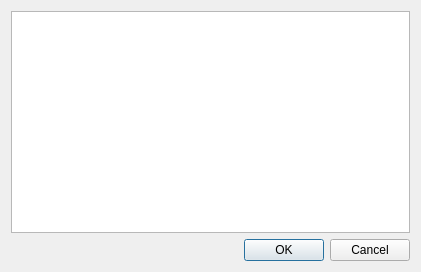
Qt form src/librssguard/gui/dialogs/formaddaccount.ui (martinrotter/rssguard) before a commit.
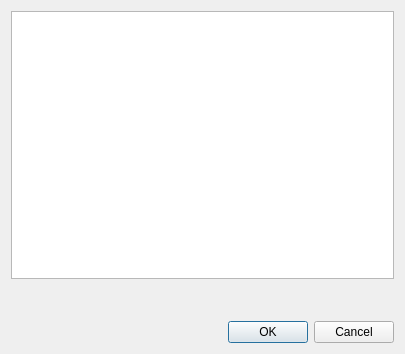
The same form after that commit.

Commit message: better add acc dialog

```diff
--- a/src/librssguard/gui/dialogs/formaddaccount.ui
+++ b/src/librssguard/gui/dialogs/formaddaccount.ui
@@ -6,24 +6,14 @@
    <rect>
     <x>0</x>
     <y>0</y>
-    <width>421</width>
-    <height>272</height>
+    <width>405</width>
+    <height>354</height>
    </rect>
   </property>
   <property name="windowTitle">
    <string>Add new account</string>
   </property>
   <layout class="QFormLayout" name="formLayout_2">
-   <item row="1" column="0" colspan="2">
-    <widget class="QDialogButtonBox" name="m_buttonBox">
-     <property name="orientation">
-      <enum>Qt::Horizontal</enum>
-     </property>
-     <property name="standardButtons">
-      <set>QDialogButtonBox::Cancel|QDialogButtonBox::Ok</set>
-     </property>
-    </widget>
-   </item>
    <item row="0" column="0" colspan="2">
     <widget class="QListWidget" name="m_listEntryPoints">
      <property name="sizePolicy">
@@ -32,14 +22,37 @@
        <verstretch>1</verstretch>
       </sizepolicy>
      </property>
+     <property name="resizeMode">
+      <enum>QListView::Adjust</enum>
+     </property>
+    </widget>
+   </item>
+   <item row="2" column="0" colspan="2">
+    <widget class="QDialogButtonBox" name="m_buttonBox">
+     <property name="orientation">
+      <enum>Qt::Horizontal</enum>
+     </property>
+     <property name="standardButtons">
+      <set>QDialogButtonBox::Cancel|QDialogButtonBox::Ok</set>
+     </property>
+    </widget>
+   </item>
+   <item row="1" column="0" colspan="2">
+    <widget class="QLabel" name="m_lblDetails">
      <property name="minimumSize">
       <size>
-       <width>320</width>
-       <height>0</height>
+       <width>0</width>
+       <height>30</height>
       </size>
      </property>
-     <property name="resizeMode">
-      <enum>QListView::Adjust</enum>
+     <property name="textFormat">
+      <enum>Qt::MarkdownText</enum>
+     </property>
+     <property name="alignment">
+      <set>Qt::AlignLeading|Qt::AlignLeft|Qt::AlignTop</set>
+     </property>
+     <property name="wordWrap">
+      <bool>true</bool>
      </property>
     </widget>
    </item>
```
The commit also changes 8 other files.
